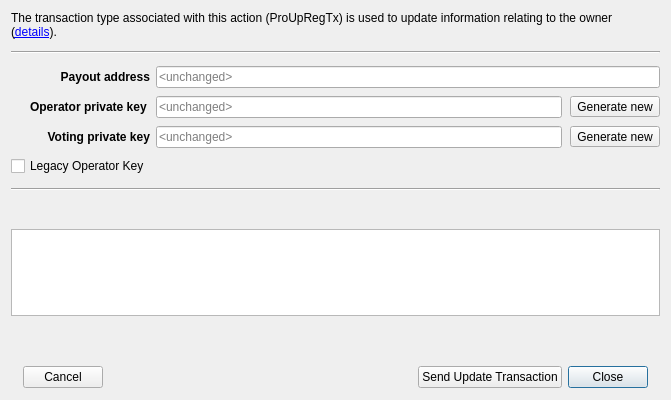
Above: src/ui/ui_upd_mn_registrar_dlg.ui from Bertrand256/dash-masternode-tool before the change. Below: the same form after it.
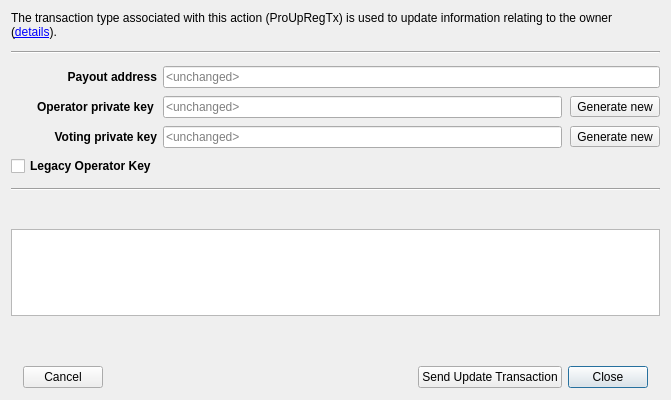
That is the form after the change.

```diff
--- a/src/ui/ui_upd_mn_registrar_dlg.ui
+++ b/src/ui/ui_upd_mn_registrar_dlg.ui
@@ -67,7 +67,7 @@
         <verstretch>0</verstretch>
        </sizepolicy>
       </property>
-      <layout class="QGridLayout" name="gridLayout" rowstretch="0,0,0,0,0,0">
+      <layout class="QGridLayout" name="gridLayout" rowstretch="0,0,0,0,0">
        <property name="sizeConstraint">
         <enum>QLayout::SetMinimumSize</enum>
        </property>
@@ -192,6 +192,12 @@
        </item>
        <item row="4" column="0">
         <widget class="QCheckBox" name="chbLegacyOperatorKey">
+         <property name="font">
+          <font>
+           <weight>75</weight>
+           <bold>true</bold>
+          </font>
+         </property>
          <property name="toolTip">
           <string>Check this for masternodes registered prior to the v19 hard fork</string>
          </property>
```
Left out of the diff: 3 changed lines with no effect on the pictures.
